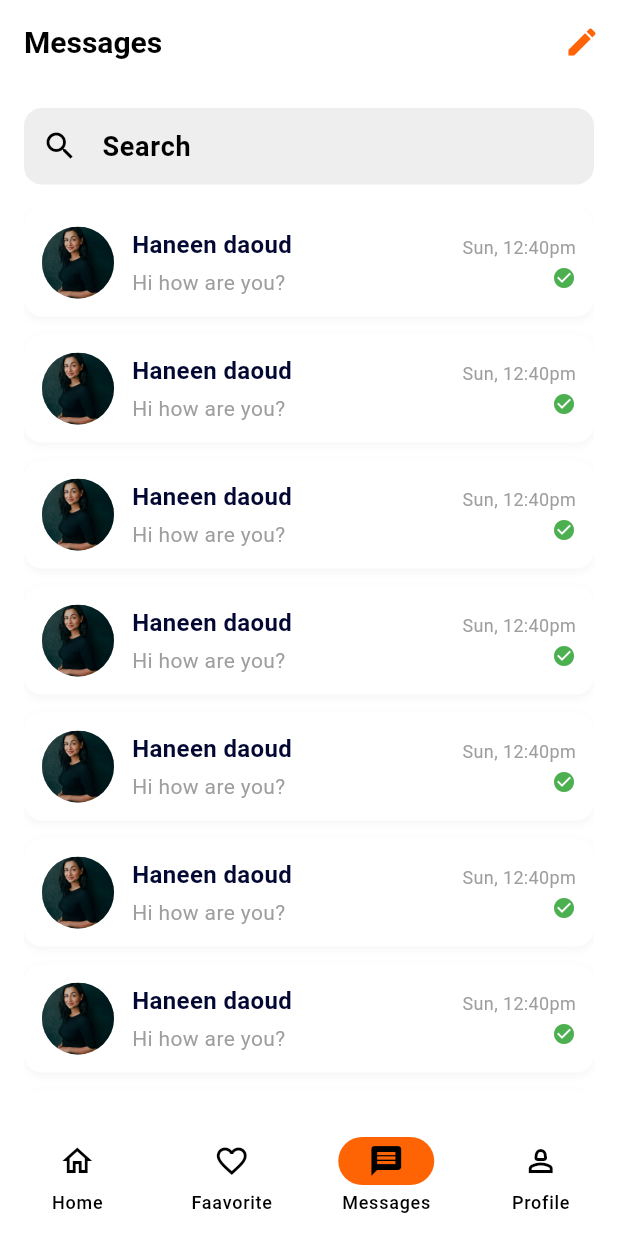
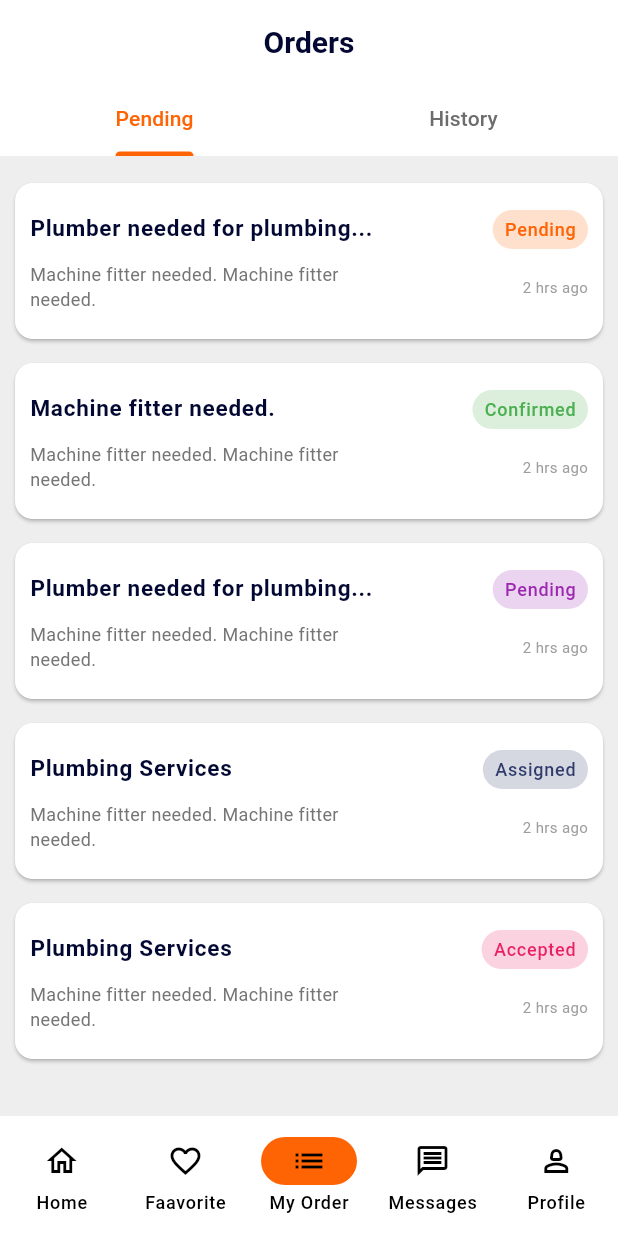
Before and after one commit to raghad-swaileh/cus_home_page, a Flutter app: the screen it shows after launch, item 3 of the bottom bar chosen, on a phone screen of 412 x 824 dp. Run offline on Flutter 3.47's test engine with Material 3 defaults, Android fonts, the phone set to English and light mode, and no system bars; our stand-ins replace cached_network_image, carousel_slider, cloud_firestore, firebase_core, geolocator, google_fonts and 1 more; missing offline and left inert: fluid_bottom_nav_bar; accounts and stored records are empty; network calls fail.

Commit message:
my orders page

```diff
--- a/lib/views/pages/custom_buttom_navbar.dart
+++ b/lib/views/pages/custom_buttom_navbar.dart
@@ -3,6 +3,7 @@ import 'package:hire_harmony/utils/app_colors.dart';
 import 'package:hire_harmony/views/pages/emp_home_page.dart';
 import 'package:hire_harmony/views/pages/favorites_page.dart';
 import 'package:hire_harmony/views/pages/messages_page.dart';
+import 'package:hire_harmony/views/pages/order_page.dart';
 import 'package:hire_harmony/views/pages/profile_page.dart';
 class CustomButtomNavbar extends StatefulWidget {
   const CustomButtomNavbar({super.key});
@@ -75,6 +76,11 @@ class _CustomButtomNavbarState extends State<CustomButtomNavbar> {
             label: 'Faavorite',
           ),
           NavigationDestination(
+            selectedIcon: Icon(Icons.list),
+            icon: Icon(Icons.list_alt_outlined),
+            label: 'My Order',
+          ),
+          NavigationDestination(
             selectedIcon: Icon(Icons.message),
             icon: Icon(Icons.message_outlined),
             label: 'Messages',
@@ -89,6 +95,7 @@ class _CustomButtomNavbarState extends State<CustomButtomNavbar> {
       body: const <Widget>[
         EmpHomePage(),
         FavoritesPage(),
+        OrderPage(),
         MessagesPage(),
         ProfilePage(),
       ][currentPageIndex],
--- /dev/null
+++ b/lib/views/pages/order_page.dart
@@ -0,0 +1,51 @@
+import 'package:flutter/material.dart';
+import 'package:hire_harmony/utils/app_colors.dart';
+import 'package:hire_harmony/views/widgets/order_history_tap_view.dart';
+import 'package:hire_harmony/views/widgets/order_penging_tap_view.dart';
+
+class OrderPage extends StatelessWidget {
+  const OrderPage({Key? key}) : super(key: key);
+
+  @override
+  Widget build(BuildContext context) {
+    return DefaultTabController( // توفير التحكم في التاب لجميع الصفحة
+      length: 2, // عدد التابات
+      child: Scaffold(
+        backgroundColor: Colors.grey[200],
+        appBar: AppBar(
+          backgroundColor: Colors.white,
+          elevation: 0,
+          centerTitle: true,
+          title: Text(
+            'Orders',
+            style: TextStyle(color: AppColors.navy),
+          ),
+
+
+          bottom: TabBar(
+
+            dividerColor: Colors.transparent,
+            labelColor: AppColors.orange,
+            unselectedLabelColor: AppColors.grey2,
+            indicatorColor: AppColors.orange,
+            tabs: const [
+              Tab(text: 'Pending'),
+              Tab(text: 'History'),
+            ],
+          ),
+        ),
+        body: const TabBarView(
+          children: [
+
+            OrderPengingTapView(), // محتوى التاب الأول
+            OrderHistoryTapView(),
+            // محتوى التاب الثاني
+
+
+
+          ],
+        ),
+      ),
+    );
+  }
+}
--- a/lib/views/widgets/build_menu_container.dart
+++ b/lib/views/widgets/build_menu_container.dart
@@ -75,7 +75,7 @@ class _buildMenuContainerState extends State<buildMenuContainer> {
 List<Widget> _buildMenuItems(BuildContext context) {
   final menuItems = [
     {'icon': Icons.person, 'text': 'Profile', 'route': const ProfileInfo()},
-    {'icon': Icons.location_city, 'text': 'Manage address', 'route': const ManageLocationPage()},
+    {'icon': Icons.location_city, 'text': 'Manage address', 'route': ManageLocationPage()},
 
     {'icon': Icons.history, 'text': 'Previous Trips', 'route': null},
     {'icon': Icons.settings, 'text': 'Settings', 'route': null},
--- /dev/null
+++ b/lib/views/widgets/order_penging_tap_view.dart
@@ -0,0 +1,57 @@
+import 'package:flutter/material.dart';
+import 'package:hire_harmony/utils/app_colors.dart';
+import 'package:hire_harmony/views/widgets/order_tile.dart';
+
+class OrderPengingTapView extends StatelessWidget {
+  const OrderPengingTapView({super.key});
+
+  @override
+  Widget build(BuildContext context) {
+    final orders = [
+      {
+        'title': 'Plumber needed for plumbing...',
+        'subtitle': 'Machine fitter needed. Machine fitter needed.',
+        'status': 'Pending',
+        'statusColor': AppColors.orange,
+      },
+      {
+        'title': 'Machine fitter needed.',
+        'subtitle': 'Machine fitter needed. Machine fitter needed.',
+        'status': 'Confirmed',
+        'statusColor': AppColors.green,
+      },
+      {
+        'title': 'Plumber needed for plumbing...',
+        'subtitle': 'Machine fitter needed. Machine fitter needed.',
+        'status': 'Pending',
+        'statusColor': Colors.purple,
+      },
+      {
+        'title': 'Plumbing Services',
+        'subtitle': 'Machine fitter needed. Machine fitter needed.',
+        'status': 'Assigned',
+        'statusColor': AppColors.navy2,
+      },
+      {
+        'title': 'Plumbing Services',
+        'subtitle': 'Machine fitter needed. Machine fitter needed.',
+        'status': 'Accepted',
+        'statusColor': Colors.pink,
+      },
+    ];
+
+    return ListView.builder(
+      padding: const EdgeInsets.all(10),
+      itemCount: orders.length,
+      itemBuilder: (context, index) {
+        final order = orders[index];
+        return OrderTile(
+          title: order['title'] as String,
+          subtitle: order['subtitle'] as String,
+          status: order['status'] as String,
+          statusColor: order['statusColor'] as Color,
+        );
+      },
+    );
+  }
+}
--- /dev/null
+++ b/lib/views/widgets/order_tile.dart
@@ -0,0 +1,78 @@
+import 'package:flutter/material.dart';
+import 'package:hire_harmony/utils/app_colors.dart';
+class OrderTile extends StatelessWidget {
+  final String title;
+  final String subtitle;
+  final String status;
+  final Color statusColor;
+
+  const OrderTile({
+    super.key,
+    required this.title,
+    required this.subtitle,
+    required this.status,
+    required this.statusColor,
+  });
+
+  @override
+  Widget build(BuildContext context) {
+    return Card(
+      margin: const EdgeInsets.symmetric(vertical: 8),
+      child: ListTile(
+        contentPadding: const EdgeInsets.all(10),
+        title: Row(
+                    mainAxisAlignment: MainAxisAlignment.spaceBetween,
+
+          children: [
+            Text(
+              title,
+              style:  TextStyle(
+                  fontWeight: FontWeight.bold, fontSize: 15, color: AppColors.navy),
+            ),
+             Container(
+              padding:
+                  const EdgeInsets.symmetric(horizontal: 8, vertical: 4),
+              decoration: BoxDecoration(
+                color: statusColor.withOpacity(0.2),
+                borderRadius: BorderRadius.circular(15),
+              ),
+              child: Text(
+                status,
+                style: TextStyle(
+                    color: statusColor,
+                    fontWeight: FontWeight.w500,
+                    fontSize: 12),
+              ),
+            ),
+          ],
+        ),
+        subtitle: Padding(
+          padding: const EdgeInsets.only(top: 8.0),
+          child: Row(
+
+            mainAxisAlignment: MainAxisAlignment.spaceBetween,
+            children: [
+              Expanded(
+                flex: 2,
+                child: Text(
+                  subtitle,
+                  style: TextStyle(color: Colors.grey[600],fontSize: 12),
+                ),
+              ),
+              const SizedBox(height: 5),
+              Expanded(
+                flex: 1,
+                child:Align(alignment:Alignment.centerRight ,
+                child:Text(
+                  '2 hrs ago',
+                  style: TextStyle(color: AppColors.grey, fontSize: 10),
+                ),
+              ),
+              ),
+            ],
+          ),
+        ),
+      ),
+    );
+  }
+}
--- a/pubspec.yaml
+++ b/pubspec.yaml
@@ -42,6 +42,8 @@ dependencies:
   permission_handler: ^11.3.1
   cached_network_image: ^3.3.1
   carousel_slider: ^5.0.0
+  google_maps_flutter: ^2.10.0
+  geolocator: ^13.0.2
 
 dev_dependencies:
   flutter_test:
```
Also changed, not shown: lib/views/pages/manage_location_page.dart (+142 -3 lines), lib/views/widgets/order_history_tap_view.dart (added, +28 -0 lines), pubspec.lock, 3 other files.
